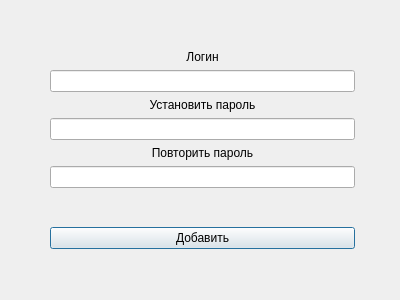
Old version of the form user_identification/addnewusers.ui in the repository OrekhovaMariy/cpp-user-identification.
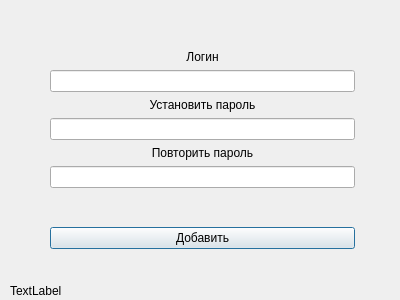
New version of the form.

```diff
--- a/user_identification/addnewusers.ui
+++ b/user_identification/addnewusers.ui
@@ -128,6 +128,19 @@
     </item>
    </layout>
   </widget>
+  <widget class="QLabel" name="label_connection">
+   <property name="geometry">
+    <rect>
+     <x>10</x>
+     <y>280</y>
+     <width>371</width>
+     <height>21</height>
+    </rect>
+   </property>
+   <property name="text">
+    <string>TextLabel</string>
+   </property>
+  </widget>
  </widget>
  <resources/>
  <connections/>
```
Left out of the diff: 6 changed lines with no effect on the pictures.
